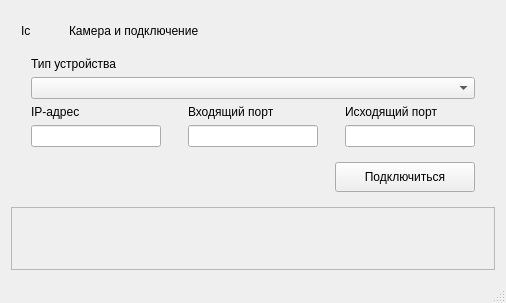
Before: the Qt Designer form RT7Chamber/src/windows/mainwindow/mainwindow.ui in niitfa/RWELL_GUI, drawn with Qt 5.
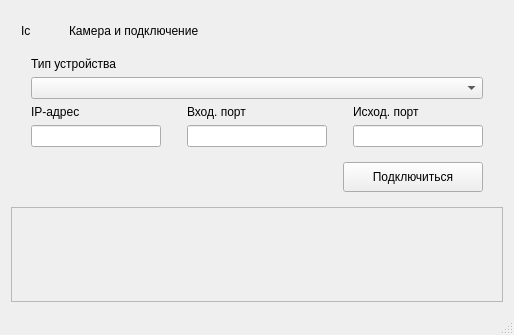
After: the same form once the commit is applied.

Diff of the .ui file:
```diff
--- a/RT7Chamber/src/windows/mainwindow/mainwindow.ui
+++ b/RT7Chamber/src/windows/mainwindow/mainwindow.ui
@@ -6,8 +6,8 @@
    <rect>
     <x>0</x>
     <y>0</y>
-    <width>506</width>
-    <height>303</height>
+    <width>514</width>
+    <height>335</height>
    </rect>
   </property>
   <property name="windowTitle">
@@ -245,7 +245,7 @@
              </size>
             </property>
             <property name="text">
-             <string>Входящий порт</string>
+             <string>Вход. порт</string>
             </property>
            </widget>
           </item>
@@ -259,13 +259,13 @@
             </property>
             <property name="minimumSize">
              <size>
-              <width>130</width>
+              <width>140</width>
               <height>0</height>
              </size>
             </property>
             <property name="maximumSize">
              <size>
-              <width>110</width>
+              <width>140</width>
               <height>16777215</height>
              </size>
             </property>
@@ -315,7 +315,7 @@
              </size>
             </property>
             <property name="text">
-             <string>Исходящий порт</string>
+             <string>Исход. порт</string>
             </property>
            </widget>
           </item>
@@ -335,7 +335,7 @@
             </property>
             <property name="maximumSize">
              <size>
-              <width>110</width>
+              <width>130</width>
               <height>16777215</height>
              </size>
             </property>
```
